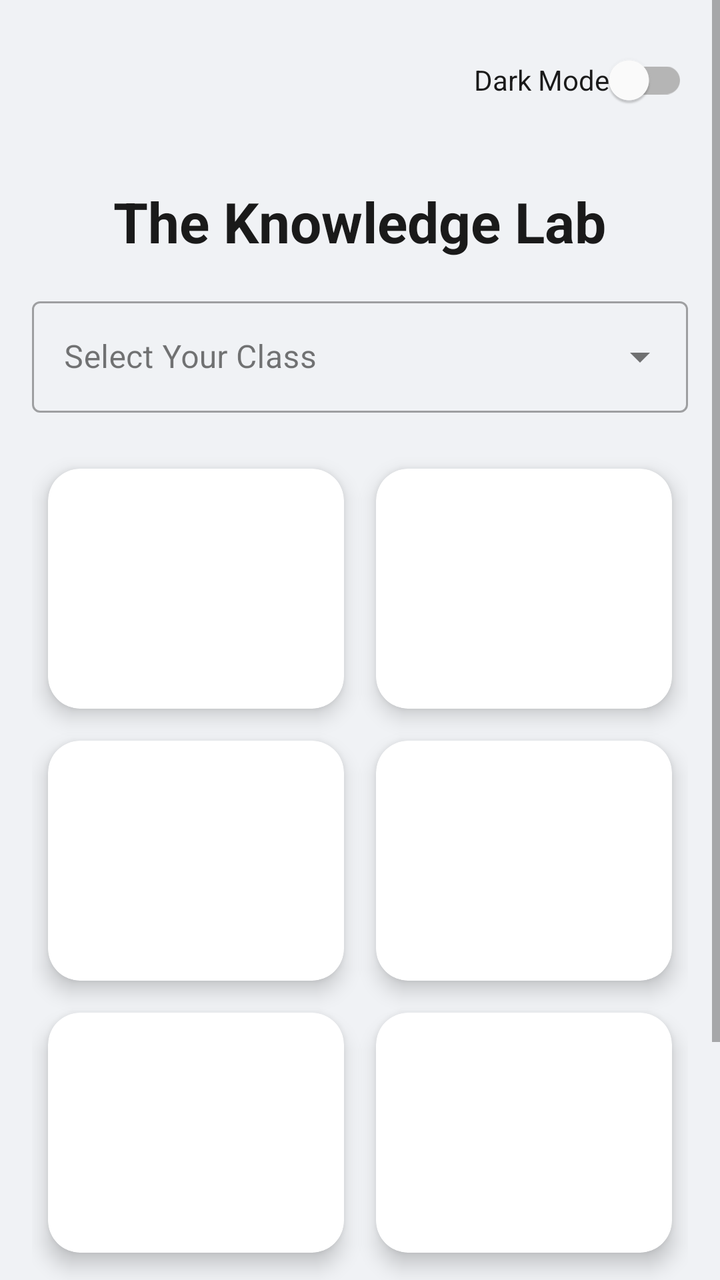
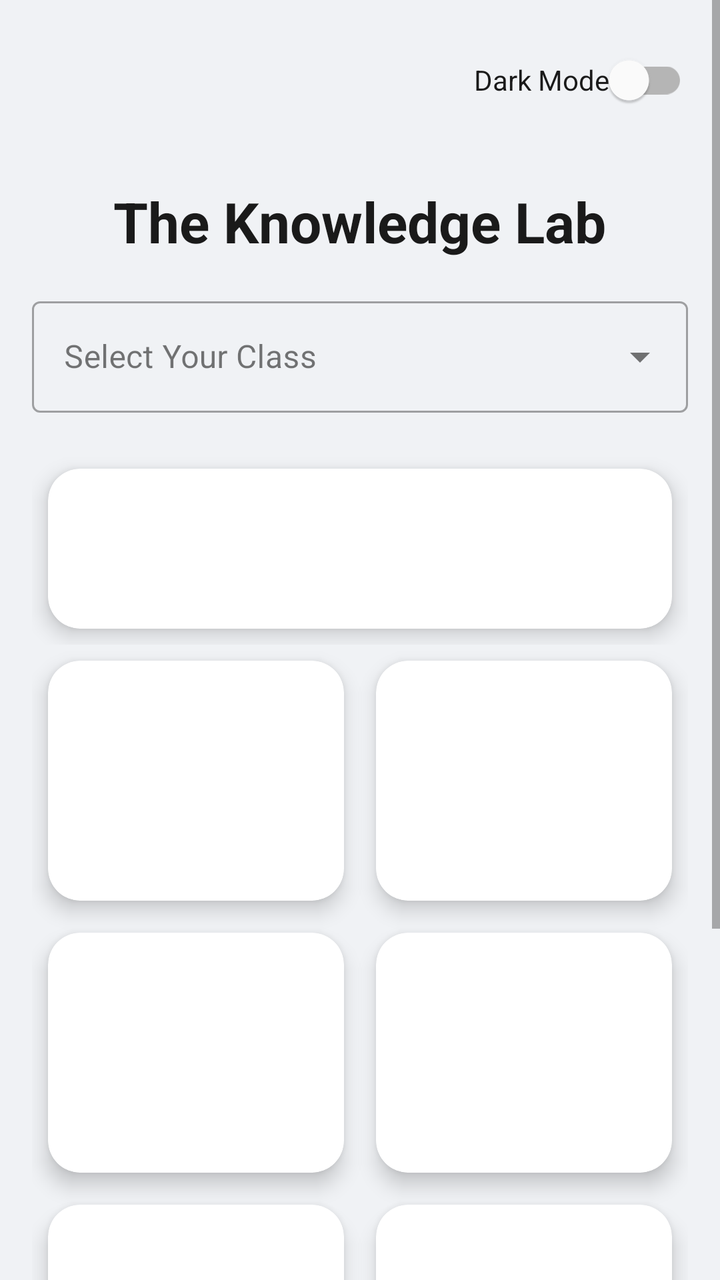

The first picture is an Android layout as it rendered before a commit; the second is the same layout after the commit. The layout source and the unified diff follow.
<!-- AndroidManifest.xml: application theme Theme.QuizApp -->
<!-- res/layout/activity_main.xml -->
<?xml version="1.0" encoding="utf-8"?>

<ScrollView xmlns:android="http://schemas.android.com/apk/res/android"
            xmlns:app="http://schemas.android.com/apk/res-auto"
            android:layout_width="match_parent"
            android:layout_height="match_parent"
            android:background="?android:attr/windowBackground">

    <LinearLayout
            android:layout_width="match_parent"
            android:layout_height="wrap_content"
            android:orientation="vertical"
            android:padding="16dp">
        <RelativeLayout
                android:layout_width="match_parent"
                android:layout_height="wrap_content"
                android:layout_marginBottom="8dp">

            <com.google.android.material.switchmaterial.SwitchMaterial
                    android:id="@+id/themeSwitch"
                    android:layout_width="wrap_content"
                    android:layout_height="wrap_content"
                    android:layout_alignParentEnd="true"
                    android:text="Dark Mode"
                    android:textColor="?attr/colorOnSurface" />
        </RelativeLayout>
        <TextView
                android:layout_width="wrap_content"
                android:layout_height="wrap_content"
                android:text="The Knowledge Lab"
                android:textSize="28sp"
                android:textStyle="bold"
                android:layout_gravity="center"
                android:layout_marginTop="20dp"
                android:layout_marginBottom="16dp"
                android:textColor="?attr/colorOnSurface"/>

        <com.google.android.material.textfield.TextInputLayout
                style="@style/Widget.MaterialComponents.TextInputLayout.OutlinedBox.ExposedDropdownMenu"
                android:layout_width="match_parent"
                android:layout_height="wrap_content"
                android:layout_marginBottom="20dp"
                android:hint="Select Your Class"
                app:hintTextColor="?attr/colorPrimary">
            <AutoCompleteTextView
                    android:id="@+id/standardSelector"
                    android:layout_width="match_parent"
                    android:layout_height="wrap_content"
                    android:inputType="none"
                    android:textColor="?attr/colorOnSurface"/>
        </com.google.android.material.textfield.TextInputLayout>

        <GridLayout
                android:layout_width="match_parent"
                android:layout_height="wrap_content"
                android:columnCount="2"
                android:alignmentMode="alignMargins">

            <com.google.android.material.card.MaterialCardView
                    android:id="@+id/card1"
                    android:layout_width="0dp"
                    android:layout_height="120dp"
                    android:layout_columnWeight="1"
                    android:layout_margin="8dp"
                    app:cardCornerRadius="16dp"
                    app:cardElevation="6dp"
                    app:cardBackgroundColor="?attr/colorSurface"
                    android:clickable="true"
                    android:focusable="true"
                    android:foreground="?android:attr/selectableItemBackground">

                <LinearLayout
                        android:layout_width="match_parent"
                        android:layout_height="match_parent"
                        android:gravity="center"
                        android:orientation="vertical"
                        android:padding="8dp">

                    <ImageView
                            android:id="@+id/cardIcon"
                            android:layout_width="40dp"
                            android:layout_height="40dp"
                            android:layout_marginBottom="8dp"
                            app:tint="?attr/colorPrimary" />

                    <TextView
                            android:id="@+id/cardText"
                            android:layout_width="wrap_content"
                            android:layout_height="wrap_content"
                            android:gravity="center"
                            android:textStyle="bold"
                            android:textColor="?attr/colorOnSurface"/>
                </LinearLayout>
            </com.google.android.material.card.MaterialCardView>
            <com.google.android.material.card.MaterialCardView
                    android:id="@+id/card2"
                    android:layout_width="0dp"
                    android:layout_height="120dp"
                    android:layout_columnWeight="1"
                    android:layout_margin="8dp"
                    app:cardCornerRadius="16dp"
                    app:cardElevation="6dp"
                    app:cardBackgroundColor="?attr/colorSurface"
                    android:clickable="true"
                    android:focusable="true"
                    android:foreground="?android:attr/selectableItemBackground">

                <LinearLayout
                        android:layout_width="match_parent"
                        android:layout_height="match_parent"
                        android:gravity="center"
                        android:orientation="vertical"
                        android:padding="8dp">

                    <ImageView
                            android:id="@+id/cardIcon"
                            android:layout_width="40dp"
                            android:layout_height="40dp"
                            android:layout_marginBottom="8dp"
                            app:tint="?attr/colorPrimary" />

                    <TextView
                            android:id="@+id/cardText"
                            android:layout_width="wrap_content"
                            android:layout_height="wrap_content"
                            android:gravity="center"
                            android:textStyle="bold"
                            android:textColor="?attr/colorOnSurface"/>
                </LinearLayout>
            </com.google.android.material.card.MaterialCardView>
            <com.google.android.material.card.MaterialCardView
                    android:id="@+id/card3"
                    android:layout_width="0dp"
                    android:layout_height="120dp"
                    android:layout_columnWeight="1"
                    android:layout_margin="8dp"
                    app:cardCornerRadius="16dp"
                    app:cardElevation="6dp"
                    app:cardBackgroundColor="?attr/colorSurface"
                    android:clickable="true"
                    android:focusable="true"
                    android:foreground="?android:attr/selectableItemBackground">

                <LinearLayout
                        android:layout_width="match_parent"
                        android:layout_height="match_parent"
                        android:gravity="center"
                        android:orientation="vertical"
                        android:padding="8dp">

                    <ImageView
                            android:id="@+id/cardIcon"
                            android:layout_width="40dp"
                            android:layout_height="40dp"
                            android:layout_marginBottom="8dp"
                            app:tint="?attr/colorPrimary" />

                    <TextView
                            android:id="@+id/cardText"
                            android:layout_width="wrap_content"
                            android:layout_height="wrap_content"
                            android:gravity="center"
                            android:textStyle="bold"
                            android:textColor="?attr/colorOnSurface"/>
                </LinearLayout>
            </com.google.android.material.card.MaterialCardView>
            <com.google.android.material.card.MaterialCardView
                    android:id="@+id/card4"
                    android:layout_width="0dp"
                    android:layout_height="120dp"
                    android:layout_columnWeight="1"
                    android:layout_margin="8dp"
                    app:cardCornerRadius="16dp"
                    app:cardElevation="6dp"
                    app:cardBackgroundColor="?attr/colorSurface"
                    android:clickable="true"
                    android:focusable="true"
                    android:foreground="?android:attr/selectableItemBackground">

                <LinearLayout
                        android:layout_width="match_parent"
                        android:layout_height="match_parent"
                        android:gravity="center"
                        android:orientation="vertical"
                        android:padding="8dp">

                    <ImageView
                            android:id="@+id/cardIcon"
                            android:layout_width="40dp"
                            android:layout_height="40dp"
                            android:layout_marginBottom="8dp"
                            app:tint="?attr/colorPrimary" />

                    <TextView
                            android:id="@+id/cardText"
                            android:layout_width="wrap_content"
                            android:layout_height="wrap_content"
                            android:gravity="center"
                            android:textStyle="bold"
                            android:textColor="?attr/colorOnSurface"/>
                </LinearLayout>
            </com.google.android.material.card.MaterialCardView>
            <com.google.android.material.card.MaterialCardView
                    android:id="@+id/card5"
                    android:layout_width="0dp"
                    android:layout_height="120dp"
                    android:layout_columnWeight="1"
                    android:layout_margin="8dp"
                    app:cardCornerRadius="16dp"
                    app:cardElevation="6dp"
                    app:cardBackgroundColor="?attr/colorSurface"
                    android:clickable="true"
                    android:focusable="true"
                    android:foreground="?android:attr/selectableItemBackground">

                <LinearLayout
                        android:layout_width="match_parent"
                        android:layout_height="match_parent"
                        android:gravity="center"
                        android:orientation="vertical"
                        android:padding="8dp">

                    <ImageView
                            android:id="@+id/cardIcon"
                            android:layout_width="40dp"
                            android:layout_height="40dp"
                            android:layout_marginBottom="8dp"
                            app:tint="?attr/colorPrimary" />

                    <TextView
                            android:id="@+id/cardText"
                            android:layout_width="wrap_content"
                            android:layout_height="wrap_content"
                            android:gravity="center"
                            android:textStyle="bold"
                            android:textColor="?attr/colorOnSurface"/>
                </LinearLayout>
            </com.google.android.material.card.MaterialCardView>
            <com.google.android.material.card.MaterialCardView
                    android:id="@+id/card6"
                    android:layout_width="0dp"
                    android:layout_height="120dp"
                    android:layout_columnWeight="1"
                    android:layout_margin="8dp"
                    app:cardCornerRadius="16dp"
                    app:cardElevation="6dp"
                    app:cardBackgroundColor="?attr/colorSurface"
                    android:clickable="true"
                    android:focusable="true"
                    android:foreground="?android:attr/selectableItemBackground">

                <LinearLayout
                        android:layout_width="match_parent"
                        android:layout_height="match_parent"
                        android:gravity="center"
                        android:orientation="vertical"
                        android:padding="8dp">

                    <ImageView
                            android:id="@+id/cardIcon"
                            android:layout_width="40dp"
                            android:layout_height="40dp"
                            android:layout_marginBottom="8dp"
                            app:tint="?attr/colorPrimary" />

                    <TextView
                            android:id="@+id/cardText"
                            android:layout_width="wrap_content"
                            android:layout_height="wrap_content"
                            android:gravity="center"
                            android:textStyle="bold"
                            android:textColor="?attr/colorOnSurface"/>
                </LinearLayout>
            </com.google.android.material.card.MaterialCardView>
            <com.google.android.material.card.MaterialCardView
                    android:id="@+id/card7"
                    android:layout_width="0dp"
                    android:layout_height="120dp"
                    android:layout_columnWeight="1"
                    android:layout_margin="8dp"
                    app:cardCornerRadius="16dp"
                    app:cardElevation="6dp"
                    app:cardBackgroundColor="?attr/colorSurface"
                    android:clickable="true"
                    android:focusable="true"
                    android:foreground="?android:attr/selectableItemBackground">

                <LinearLayout
                        android:layout_width="match_parent"
                        android:layout_height="match_parent"
                        android:gravity="center"
                        android:orientation="vertical"
                        android:padding="8dp">

                    <ImageView
                            android:id="@+id/cardIcon"
                            android:layout_width="40dp"
                            android:layout_height="40dp"
                            android:layout_marginBottom="8dp"
                            app:tint="?attr/colorPrimary" />

                    <TextView
                            android:id="@+id/cardText"
                            android:layout_width="wrap_content"
                            android:layout_height="wrap_content"
                            android:gravity="center"
                            android:textStyle="bold"
                            android:textColor="?attr/colorOnSurface"/>
                </LinearLayout>
            </com.google.android.material.card.MaterialCardView>
            <com.google.android.material.card.MaterialCardView
                    android:id="@+id/card8"
                    android:layout_width="0dp"
                    android:layout_height="120dp"
                    android:layout_columnWeight="1"
                    android:layout_margin="8dp"
                    app:cardCornerRadius="16dp"
                    app:cardElevation="6dp"
                    app:cardBackgroundColor="?attr/colorSurface"
                    android:clickable="true"
                    android:focusable="true"
                    android:foreground="?android:attr/selectableItemBackground">

                <LinearLayout
                        android:layout_width="match_parent"
                        android:layout_height="match_parent"
                        android:gravity="center"
                        android:orientation="vertical"
                        android:padding="8dp">

                    <ImageView
                            android:id="@+id/cardIcon"
                            android:layout_width="40dp"
                            android:layout_height="40dp"
                            android:layout_marginBottom="8dp"
                            app:tint="?attr/colorPrimary" />

                    <TextView
                            android:id="@+id/cardText"
                            android:layout_width="wrap_content"
                            android:layout_height="wrap_content"
                            android:gravity="center"
                            android:textStyle="bold"
                            android:textColor="?attr/colorOnSurface"/>
                </LinearLayout>
            </com.google.android.material.card.MaterialCardView>


        </GridLayout>
    </LinearLayout>
</ScrollView>
<!-- resources referenced by this layout -->
<resources>
  <style name="Theme.QuizApp" parent="Theme.MaterialComponents.DayNight.NoActionBar">
          <item name="colorPrimary">#6200EE</item>
          <item name="colorOnPrimary">#FFFFFF</item>
  
          <item name="android:windowBackground">#F0F2F5</item>
  
          <item name="colorSurface">#FFFFFF</item>
  
          <item name="colorOnSurface">#1A1A1A</item>
      </style>
</resources>

<!-- the commit's change to res/layout/activity_main.xml (unified diff, before → after) -->
@@ -49,7 +49,49 @@
                     android:inputType="none"
                     android:textColor="?attr/colorOnSurface"/>
         </com.google.android.material.textfield.TextInputLayout>
-
+        <GridLayout
+                android:layout_width="match_parent"
+                android:layout_height="wrap_content"
+                android:columnCount="2"
+                android:alignmentMode="alignMargins">
+
+            <com.google.android.material.card.MaterialCardView
+                    android:id="@+id/carddailly"
+                    android:layout_width="0dp"
+                    android:layout_height="80dp"
+                    android:layout_columnWeight="1"
+                    android:layout_margin="8dp"
+                    app:cardCornerRadius="16dp"
+                    app:cardElevation="6dp"
+                    app:cardBackgroundColor="?attr/colorSurface"
+                    android:clickable="true"
+                    android:focusable="true"
+                    android:foreground="?android:attr/selectableItemBackground">
+
+                <LinearLayout
+                        android:layout_width="match_parent"
+                        android:layout_height="match_parent"
+                        android:gravity="center"
+                        android:orientation="vertical"
+                        android:padding="8dp">
+
+                    <ImageView
+                            android:id="@+id/cardIcon"
+                            android:layout_width="40dp"
+                            android:layout_height="40dp"
+                            android:layout_marginBottom="8dp"
+                            app:tint="?attr/colorPrimary" />
+
+                    <TextView
+                            android:id="@+id/cardText"
+                            android:layout_width="wrap_content"
+                            android:layout_height="wrap_content"
+                            android:gravity="center"
+                            android:textStyle="bold"
+                            android:textColor="?attr/colorOnSurface"/>
+                </LinearLayout>
+            </com.google.android.material.card.MaterialCardView>
+        </GridLayout>
         <GridLayout
                 android:layout_width="match_parent"
                 android:layout_height="wrap_content"
